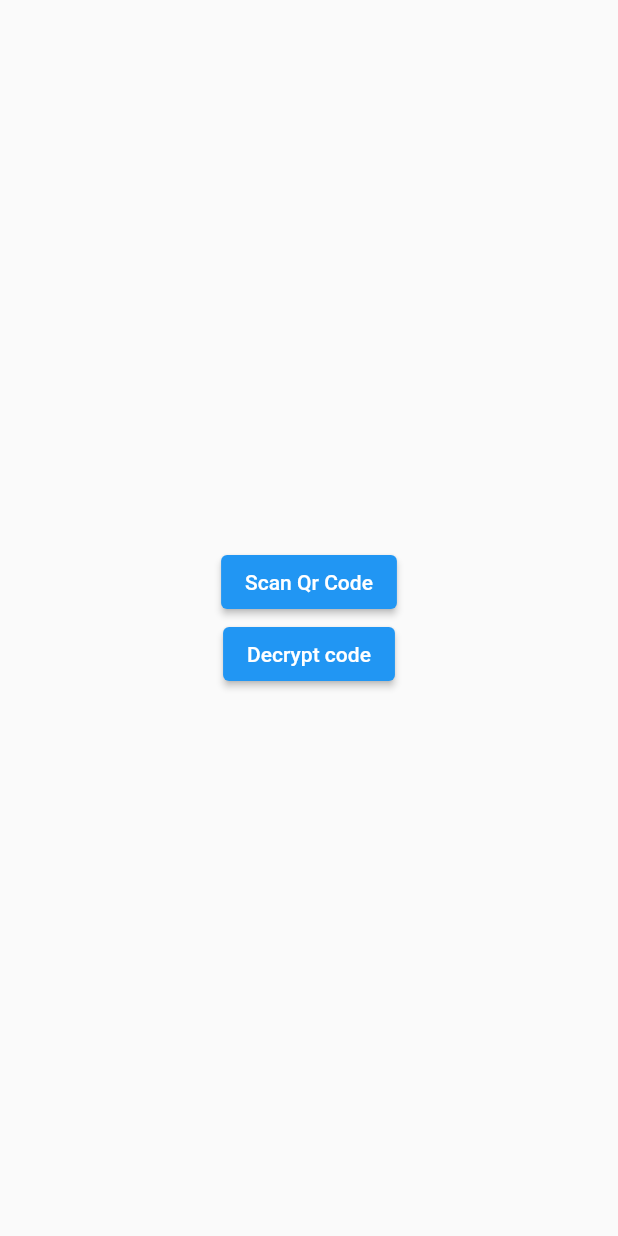
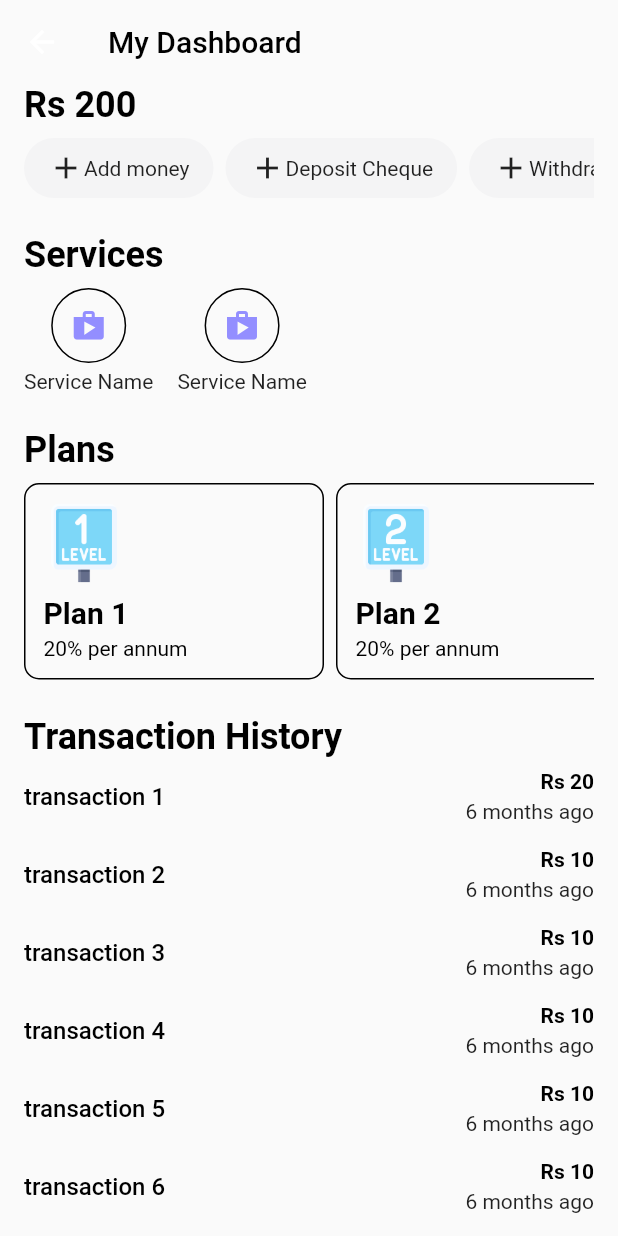
Before and after one commit to fz3hra/flutter_mcb, a Flutter app: the HomeScreen screen opened directly, on a phone screen of 412 x 824 dp. Run offline on Flutter 3.47's test engine with Material 2 defaults, Android fonts, the phone set to English and light mode, and no system bars; our stand-ins replace eva_icons_flutter, gap; missing offline and left inert: qr_code_scanner.

Commit message:
:sparkles: home screeen implementation

```diff
--- a/lib/Config/routes.dart
+++ b/lib/Config/routes.dart
@@ -1,4 +1,7 @@
 class Routes {
-  static String homescreen = "/";
+  static String tabnavigation = "/";
+
+  static String homescreen = "/homescreen";
+  static String depositScreen = "/homescreen/depositScreen";
   static String qrScannerScreen = "/qrScannerScreen";
 }
--- a/lib/main.dart
+++ b/lib/main.dart
@@ -1,6 +1,7 @@
 import 'package:flutter/material.dart';
 import 'package:flutter_mcb_app/Config/routes.dart';
 import 'package:flutter_mcb_app/screens/screen_exports.dart';
+import 'package:flutter_mcb_app/screens/tab_navigation.dart';
 
 void main() {
   runApp(const MyApp());
@@ -17,10 +18,12 @@ class MyApp extends StatelessWidget {
       theme: ThemeData(
         primarySwatch: Colors.blue,
       ),
-      initialRoute: Routes.homescreen,
+      initialRoute: Routes.tabnavigation,
       routes: {
+        Routes.tabnavigation: (context) => const TabNavigation(),
         Routes.homescreen: (context) => const HomeScreen(),
         Routes.qrScannerScreen: (context) => const ScanQrScreen(),
+        Routes.depositScreen: (context) => const DepositScreen(),
       },
     );
   }
--- /dev/null
+++ b/lib/models/transaction_model.dart
@@ -0,0 +1,41 @@
+class TransactionModel {
+  String transactionName, amount, date;
+  TransactionModel({
+    required this.transactionName,
+    required this.amount,
+    required this.date,
+  });
+
+  static List<TransactionModel> transactionModelLists = [
+    TransactionModel(
+      transactionName: 'transaction 1',
+      amount: '20',
+      date: '6th June 2023',
+    ),
+    TransactionModel(
+      transactionName: 'transaction 2',
+      amount: '10',
+      date: '01 jaunary 2021',
+    ),
+    TransactionModel(
+      transactionName: 'transaction 3',
+      amount: '10',
+      date: '01 jaunary 2021',
+    ),
+    TransactionModel(
+      transactionName: 'transaction 4',
+      amount: '10',
+      date: '01 jaunary 2021',
+    ),
+    TransactionModel(
+      transactionName: 'transaction 5',
+      amount: '10',
+      date: '01 jaunary 2021',
+    ),
+    TransactionModel(
+      transactionName: 'transaction 6',
+      amount: '10',
+      date: '01 jaunary 2021',
+    ),
+  ];
+}
--- /dev/null
+++ b/lib/screens/deposit_screen/deposit_screen.dart
@@ -0,0 +1,12 @@
+import 'package:flutter/material.dart';
+
+class DepositScreen extends StatelessWidget {
+  const DepositScreen({super.key});
+
+  @override
+  Widget build(BuildContext context) {
+    return Scaffold(
+      body: Container(),
+    );
+  }
+}
--- a/lib/screens/home_screen/home_screen.dart
+++ b/lib/screens/home_screen/home_screen.dart
@@ -1,6 +1,8 @@
-import 'package:encrypt/encrypt.dart' as encrypt;
 import 'package:flutter/material.dart';
-import 'package:flutter_mcb_app/Config/routes.dart';
+import 'package:flutter_mcb_app/models/transaction_model.dart';
+import 'package:flutter_mcb_app/utils/image_constants.dart';
+import 'package:flutter_mcb_app/widgets/widget_exports.dart';
+import 'package:gap/gap.dart';
 
 class HomeScreen extends StatelessWidget {
   const HomeScreen({super.key});
@@ -8,35 +10,137 @@ class HomeScreen extends StatelessWidget {
   @override
   Widget build(BuildContext context) {
     return Scaffold(
-      body: Center(
+      appBar: AppBar(
+        elevation: 0,
+        centerTitle: false,
+        backgroundColor: Colors.transparent,
+        title: const Text(
+          "My Dashboard",
+          style: TextStyle(
+            color: Colors.black,
+          ),
+        ),
+      ),
+      body: SingleChildScrollView(
         child: Container(
+          margin: const EdgeInsets.symmetric(
+            horizontal: 16.0,
+          ),
           child: Column(
-            mainAxisAlignment: MainAxisAlignment.center,
+            crossAxisAlignment: CrossAxisAlignment.start,
             children: [
-              ElevatedButton(
-                onPressed: () =>
-                    Navigator.pushNamed(context, Routes.qrScannerScreen),
-                child: Text("Scan Qr Code"),
+              // Amount in my wallet
+              const Text(
+                "Rs 200",
+                style: TextStyle(
+                  color: Colors.black,
+                  fontSize: 24,
+                  fontWeight: FontWeight.bold,
+                ),
               ),
-              ElevatedButton(
-                onPressed: () {
-                  final key =
-                      encrypt.Key.fromUtf8('bf3c199c2470cb477d907b1e0917c17b');
-                  final iv = encrypt.IV.fromUtf8(
-                    '5183666c72eec9e4',
+              Gap(8),
+              SingleChildScrollView(
+                scrollDirection: Axis.horizontal,
+                child: Row(
+                  children: [
+                    SelectionWidget(
+                      icon: Icons.add,
+                      name: "Add money",
+                    ),
+                    Gap(8),
+                    SelectionWidget(
+                      icon: Icons.add,
+                      name: "Deposit Cheque",
+                    ),
+                    Gap(8),
+                    SelectionWidget(
+                      icon: Icons.add,
+                      name: "Withdraw money",
+                    ),
+                  ],
+                ),
+              ),
+              // service
+              const Gap(24),
+
+              const Text(
+                "Services",
+                style: TextStyle(
+                  color: Colors.black,
+                  fontSize: 24,
+                  fontWeight: FontWeight.bold,
+                ),
+              ),
+              const Gap(8),
+              SingleChildScrollView(
+                scrollDirection: Axis.horizontal,
+                child: Row(
+                  children: [
+                    ServiceWidget(
+                      icon: Icons.shop,
+                      serviceName: 'Service Name',
+                    ),
+                    Gap(16),
+                    ServiceWidget(
+                      icon: Icons.shop,
+                      serviceName: 'Service Name',
+                    ),
+                  ],
+                ),
+              ),
+              const Gap(24),
+              // plans
+              const Text(
+                "Plans",
+                style: TextStyle(
+                  color: Colors.black,
+                  fontSize: 24,
+                  fontWeight: FontWeight.bold,
+                ),
+              ),
+              const Gap(8),
+              SingleChildScrollView(
+                scrollDirection: Axis.horizontal,
+                child: Row(
+                  children: [
+                    PlanWidget(
+                      planName: 'Plan 1',
+                      planImage: ImageConstants.level1image,
+                      interest: '20',
+                    ),
+                    Gap(8),
+                    PlanWidget(
+                      planName: 'Plan 2',
+                      planImage: ImageConstants.level2image,
+                      interest: '20',
+                    ),
+                  ],
+                ),
+              ),
+              // plan history
+              const Gap(24),
+              const Text(
+                "Transaction History",
+                style: TextStyle(
+                  color: Colors.black,
+                  fontSize: 24,
+                  fontWeight: FontWeight.bold,
+                ),
+              ),
+              const Gap(8),
+              ListView.builder(
+                shrinkWrap: true,
+                physics: const NeverScrollableScrollPhysics(),
+                itemCount: TransactionModel.transactionModelLists.length,
+                itemBuilder: (BuildContext context, int index) {
+                  var transactions =
+                      TransactionModel.transactionModelLists[index];
+                  return TransactionWidget(
+                    transactionName: transactions.transactionName,
+                    amount: transactions.amount,
+                    date: transactions.date,
                   );
-                  final encryptedText =
-                      'Main9lQcM/imQuyPF5cqCV7tvJp02BBW1xX1ECJxHLGhDnyqrYKOL84+I3FxOBAD';
-
-                  final encrypter = encrypt.Encrypter(
-                    encrypt.AES(key, mode: encrypt.AESMode.cbc),
-                  );
-
-                  final decrypted = encrypter.decrypt64(encryptedText, iv: iv);
-
-                  print(decrypted); // ff484738-f542-4519-9ca8-ae77a32b1198|2000
                 },
-                child: Text("Decrypt code"),
               ),
             ],
           ),
--- /dev/null
+++ b/lib/screens/profile_screen/profile_screen.dart
@@ -0,0 +1,10 @@
+import 'package:flutter/material.dart';
+
+class ProfileScreen extends StatelessWidget {
+  const ProfileScreen({super.key});
+
+  @override
+  Widget build(BuildContext context) {
+    return Scaffold(body: Container());
+  }
+}
--- a/lib/screens/screen_exports.dart
+++ b/lib/screens/screen_exports.dart
@@ -1,2 +1,5 @@
 export 'home_screen/home_screen.dart';
 export 'scan_qr_screen/scan_qr_screen.dart';
+export 'profile_screen/profile_screen.dart';
+export 'service_screen/service_screen.dart';
+export 'deposit_screen/deposit_screen.dart';
--- /dev/null
+++ b/lib/screens/service_screen/service_screen.dart
@@ -0,0 +1,10 @@
+import 'package:flutter/material.dart';
+
+class ServiceScreen extends StatelessWidget {
+  const ServiceScreen({super.key});
+
+  @override
+  Widget build(BuildContext context) {
+    return Scaffold(body: Container());
+  }
+}
--- /dev/null
+++ b/lib/screens/tab_navigation.dart
@@ -0,0 +1,57 @@
+import 'package:eva_icons_flutter/eva_icons_flutter.dart';
+import 'package:flutter/material.dart';
+import 'package:flutter_mcb_app/screens/screen_exports.dart';
+
+class TabNavigation extends StatefulWidget {
+  const TabNavigation({super.key});
+
+  @override
+  State<TabNavigation> createState() => _TabNavigationState();
+}
+
+class _TabNavigationState extends State<TabNavigation> {
+  int currentIndex = 0;
+  List<Widget> widgets = [
+    const HomeScreen(),
+    const ServiceScreen(),
+    const ProfileScreen(),
+  ];
+  @override
+  Widget build(BuildContext context) {
+    return Scaffold(
+      body: widgets[currentIndex],
+      bottomNavigationBar: BottomNavigationBar(
+        type: BottomNavigationBarType.fixed,
+        showSelectedLabels: false,
+        showUnselectedLabels: false,
+        selectedItemColor: Colors.red,
+        unselectedItemColor: Colors.grey,
+        onTap: (navIndex) {
+          setState(
+            () {
+              currentIndex = navIndex;
+            },
+          );
+        },
+        currentIndex: currentIndex,
+        items: const [
+          BottomNavigationBarItem(
+            icon: Icon(EvaIcons.homeOutline),
+            activeIcon: Icon(EvaIcons.home),
+            label: 'Home',
+          ),
+          BottomNavigationBarItem(
+            icon: Icon(EvaIcons.homeOutline),
+            activeIcon: Icon(EvaIcons.home),
+            label: 'Home',
+          ),
+          BottomNavigationBarItem(
+            icon: Icon(EvaIcons.homeOutline),
+            activeIcon: Icon(EvaIcons.home),
+            label: 'Home',
+          ),
+        ],
+      ),
+    );
+  }
+}
--- /dev/null
+++ b/lib/utils/image_constants.dart
@@ -0,0 +1,6 @@
+class ImageConstants {
+  static String level1image = "assets/level-1.png";
+  static String level2image = "assets/level-2.png";
+  static String level3image = "assets/level-3.png";
+  static String level4image = "assets/level-4.png";
+}
--- /dev/null
+++ b/lib/widgets/home_widgets/plan_widget.dart
@@ -0,0 +1,57 @@
+import 'package:flutter/material.dart';
+import 'package:gap/gap.dart';
+
+class PlanWidget extends StatelessWidget {
+  String planImage, planName, interest;
+  PlanWidget({
+    super.key,
+    required this.planImage,
+    required this.planName,
+    required this.interest,
+  });
+
+  @override
+  Widget build(BuildContext context) {
+    return Container(
+      width: 200,
+      padding: const EdgeInsets.symmetric(
+        horizontal: 12.0,
+        vertical: 12.0,
+      ),
+      decoration: BoxDecoration(
+        borderRadius: BorderRadius.circular(10),
+        border: Border.all(
+          color: Colors.black,
+          style: BorderStyle.solid,
+          width: 1.0,
+        ),
+      ),
+      child: Column(
+        crossAxisAlignment: CrossAxisAlignment.start,
+        children: [
+          Image.asset(
+            planImage,
+            width: 54.0,
+          ),
+          const Gap(8),
+          Text(
+            planName,
+            style: TextStyle(
+              color: Colors.black,
+              fontSize: 20,
+              fontWeight: FontWeight.bold,
+            ),
+          ),
+          const Gap(4),
+          Text(
+            '${interest}% per annum',
+            style: const TextStyle(
+              color: Colors.black,
+              fontSize: 14,
+            ),
+          ),
+        ],
+      ),
+    );
+  }
+}
--- /dev/null
+++ b/lib/widgets/home_widgets/selection_widget.dart
@@ -0,0 +1,32 @@
+import 'package:flutter/material.dart';
+
+class SelectionWidget extends StatelessWidget {
+  IconData icon;
+  String name;
+  SelectionWidget({
+    super.key,
+    required this.icon,
+    required this.name,
+  });
+
+  @override
+  Widget build(BuildContext context) {
+    return Container(
+      padding: const EdgeInsets.symmetric(
+        horizontal: 16.0,
+        vertical: 8.0,
+      ),
+      decoration: BoxDecoration(
+        color: Color(0xFFF4F4F5),
+        borderRadius: BorderRadius.circular(50),
+      ),
+      child: Row(
+        children: [
+          // Icon(Icons.add),
+          Icon(icon),
+          Text(name),
+        ],
+      ),
+    );
+  }
+}
--- /dev/null
+++ b/lib/widgets/home_widgets/service_widget.dart
@@ -0,0 +1,40 @@
+import 'package:flutter/material.dart';
+import 'package:gap/gap.dart';
+
+class ServiceWidget extends StatelessWidget {
+  IconData icon;
+  String serviceName;
+  ServiceWidget({
+    super.key,
+    required this.icon,
+    required this.serviceName,
+  });
+
+  @override
+  Widget build(BuildContext context) {
+    return Column(
+      children: [
+        Container(
+          padding: const EdgeInsets.symmetric(
+            horizontal: 12.0,
+            vertical: 12.0,
+          ),
+          decoration: BoxDecoration(
+            borderRadius: BorderRadius.circular(100),
+            border: Border.all(
+              color: Colors.black,
+              style: BorderStyle.solid,
+              width: 1.0,
+            ),
+          ),
+          child: Icon(
+            icon,
+            color: Color(0xFF938EFF),
+          ),
+        ),
+        Gap(4),
+        Text(serviceName),
+      ],
+    );
+  }
+}
--- /dev/null
+++ b/lib/widgets/home_widgets/transaction_widget.dart
@@ -0,0 +1,47 @@
+import 'package:flutter/material.dart';
+import 'package:gap/gap.dart';
+
+class TransactionWidget extends StatelessWidget {
+  String transactionName, amount, date;
+  TransactionWidget({
+    super.key,
+    required this.transactionName,
+    required this.amount,
+    required this.date,
+  });
+
+  @override
+  Widget build(BuildContext context) {
+    return Container(
+      margin: const EdgeInsets.only(bottom: 16.0),
+      child: Row(
+        mainAxisAlignment: MainAxisAlignment.spaceBetween,
+        children: [
+          Text(
+            transactionName,
+            style: const TextStyle(
+              color: Colors.black,
+              fontSize: 16,
+              fontWeight: FontWeight.w500,
+            ),
+          ),
+          Column(
+            crossAxisAlignment: CrossAxisAlignment.end,
+            children: [
+              Text(
+                "Rs " + amount,
+                style: const TextStyle(
+                  color: Colors.black,
+                  fontSize: 14,
+                  fontWeight: FontWeight.bold,
+                ),
+              ),
+              const Gap(4),
+              const Text("6 months ago"),
+            ],
+          ),
+        ],
+      ),
+    );
+  }
+}
--- /dev/null
+++ b/lib/widgets/widget_exports.dart
@@ -0,0 +1,4 @@
+export 'home_widgets/selection_widget.dart';
+export 'home_widgets/service_widget.dart';
+export 'home_widgets/plan_widget.dart';
+export 'home_widgets/transaction_widget.dart';
--- a/pubspec.yaml
+++ b/pubspec.yaml
@@ -30,8 +30,10 @@ environment:
 dependencies:
   cupertino_icons: ^1.0.2
   encrypt: ^5.0.1
+  eva_icons_flutter: ^3.1.0
   flutter:
     sdk: flutter
+  gap: ^3.0.0
   qr_code_scanner: ^1.0.1
 
 dev_dependencies:
@@ -49,8 +51,8 @@ flutter:
   # the material Icons class.
   uses-material-design: true
   # To add assets to your application, add an assets section, like this:
-  # assets:
-  #   - images/a_dot_burr.jpeg
+  assets:
+    - assets/
   #   - images/a_dot_ham.jpeg
   # An image asset can refer to one or more resolution-specific "variants", see
   # https://flutter.dev/assets-and-images/#resolution-aware
```
Also changed, not shown: assets/level-1.png (added), assets/level-2.png (added), assets/level-3.png (added), assets/level-4.png (added), 3 other files.
